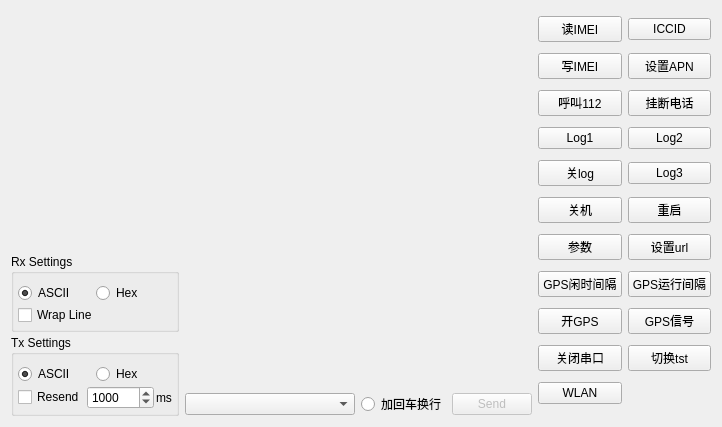
Qt form SerialTool/ui/terminalview.ui (xfirekylin/SerialTool) before a commit.
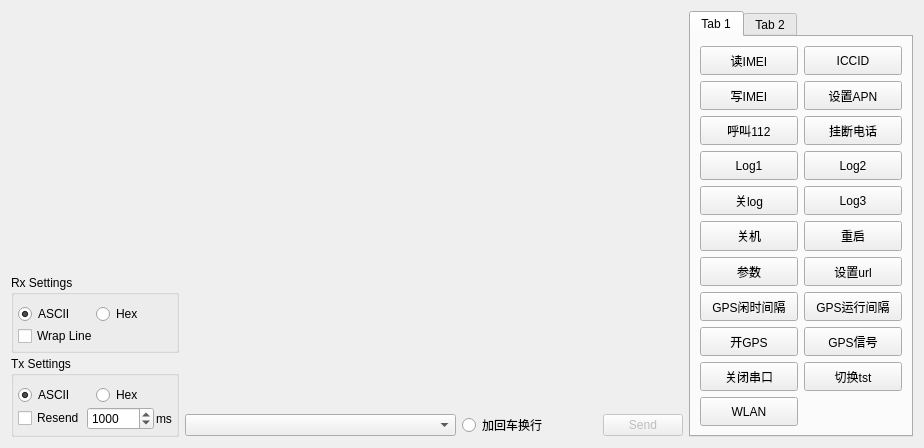
The same form after that commit. The open tabs and pages were chosen to show the change. Custom widgets are drawn as their Qt base class.

What changed in the file:
```diff
--- a/SerialTool/ui/terminalview.ui
+++ b/SerialTool/ui/terminalview.ui
@@ -6,13 +6,19 @@
    <rect>
     <x>0</x>
     <y>0</y>
-    <width>722</width>
-    <height>427</height>
+    <width>924</width>
+    <height>448</height>
    </rect>
   </property>
-  <layout class="QHBoxLayout" name="horizontalLayout_2">
+  <property name="sizePolicy">
+   <sizepolicy hsizetype="Expanding" vsizetype="Expanding">
+    <horstretch>1</horstretch>
+    <verstretch>1</verstretch>
+   </sizepolicy>
+  </property>
+  <layout class="QHBoxLayout" name="horizontalLayout_2" stretch="0">
    <item>
-    <layout class="QHBoxLayout" name="horizontalLayout" stretch="3,1">
+    <layout class="QHBoxLayout" name="horizontalLayout" stretch="3,0">
      <item>
       <layout class="QGridLayout" name="gridLayout">
        <item row="1" column="0">
@@ -248,51 +254,280 @@
       </layout>
      </item>
      <item>
+      <widget class="QTabWidget" name="tabWidget">
+       <property name="sizePolicy">
+        <sizepolicy hsizetype="Expanding" vsizetype="Expanding">
+         <horstretch>1</horstretch>
+         <verstretch>1</verstretch>
+        </sizepolicy>
+       </property>
+       <property name="tabPosition">
+        <enum>QTabWidget::North</enum>
+       </property>
+       <property name="currentIndex">
+        <number>1</number>
+       </property>
+       <property name="elideMode">
+        <enum>Qt::ElideMiddle</enum>
+       </property>
+       <property name="tabsClosable">
+        <bool>false</bool>
+       </property>
+       <property name="movable">
+        <bool>true</bool>
+       </property>
+       <widget class="QWidget" name="tab">
+        <property name="sizePolicy">
+         <sizepolicy hsizetype="Expanding" vsizetype="Expanding">
+          <horstretch>1</horstretch>
+          <verstretch>1</verstretch>
+         </sizepolicy>
+        </property>
+        <property name="sizeIncrement">
+         <size>
+          <width>0</width>
+          <height>0</height>
+         </size>
+        </property>
+        <property name="autoFillBackground">
+         <bool>false</bool>
+        </property>
+        <attribute name="title">
+         <string>Tab 1</string>
+        </attribute>
       <layout class="QGridLayout" name="gridLayout_3">
+         <item row="0" column="0">
+          <layout class="QHBoxLayout" name="horizontalLayout_3" stretch="0">
+           <property name="spacing">
+            <number>6</number>
+           </property>
+           <property name="sizeConstraint">
+            <enum>QLayout::SetDefaultConstraint</enum>
+           </property>
+           <item>
+            <layout class="QGridLayout" name="gridLayout_2">
+             <property name="sizeConstraint">
+              <enum>QLayout::SetNoConstraint</enum>
+             </property>
+             <item row="4" column="1">
+              <widget class="QPushButton" name="log3Button">
+               <property name="sizePolicy">
+                <sizepolicy hsizetype="Expanding" vsizetype="Expanding">
+                 <horstretch>0</horstretch>
+                 <verstretch>0</verstretch>
+                </sizepolicy>
+               </property>
+               <property name="text">
+                <string>Log3</string>
+               </property>
+              </widget>
+             </item>
+             <item row="5" column="1">
+              <widget class="QPushButton" name="rebootButton">
+               <property name="sizePolicy">
+                <sizepolicy hsizetype="Expanding" vsizetype="Expanding">
+                 <horstretch>0</horstretch>
+                 <verstretch>0</verstretch>
+                </sizepolicy>
+               </property>
+               <property name="text">
+                <string>重启</string>
+               </property>
+              </widget>
+             </item>
        <item row="3" column="1">
         <widget class="QPushButton" name="log2Button">
+               <property name="sizePolicy">
+                <sizepolicy hsizetype="Expanding" vsizetype="Expanding">
+                 <horstretch>0</horstretch>
+                 <verstretch>0</verstretch>
+                </sizepolicy>
+               </property>
          <property name="text">
           <string>Log2</string>
          </property>
         </widget>
        </item>
-       <item row="2" column="0">
-        <widget class="QPushButton" name="dialButton">
+             <item row="1" column="1">
+              <widget class="QPushButton" name="apnButton">
+               <property name="sizePolicy">
+                <sizepolicy hsizetype="Expanding" vsizetype="Expanding">
+                 <horstretch>0</horstretch>
+                 <verstretch>0</verstretch>
+                </sizepolicy>
+               </property>
          <property name="text">
-          <string>呼叫112</string>
+                <string>设置APN</string>
+               </property>
+              </widget>
+             </item>
+             <item row="7" column="0">
+              <widget class="QPushButton" name="gpsNormal">
+               <property name="sizePolicy">
+                <sizepolicy hsizetype="Expanding" vsizetype="Expanding">
+                 <horstretch>0</horstretch>
+                 <verstretch>0</verstretch>
+                </sizepolicy>
+               </property>
+               <property name="text">
+                <string>GPS闲时间隔</string>
          </property>
         </widget>
        </item>
        <item row="7" column="1">
         <widget class="QPushButton" name="gpsRun">
+               <property name="sizePolicy">
+                <sizepolicy hsizetype="Expanding" vsizetype="Expanding">
+                 <horstretch>0</horstretch>
+                 <verstretch>0</verstretch>
+                </sizepolicy>
+               </property>
          <property name="text">
           <string>GPS运行间隔</string>
          </property>
         </widget>
        </item>
+             <item row="10" column="0">
+              <widget class="QPushButton" name="wlanButton">
+               <property name="sizePolicy">
+                <sizepolicy hsizetype="Expanding" vsizetype="Expanding">
+                 <horstretch>0</horstretch>
+                 <verstretch>0</verstretch>
+                </sizepolicy>
+               </property>
+               <property name="text">
+                <string>WLAN</string>
+               </property>
+              </widget>
+             </item>
+             <item row="4" column="0">
+              <widget class="QPushButton" name="closelog">
+               <property name="sizePolicy">
+                <sizepolicy hsizetype="Expanding" vsizetype="Expanding">
+                 <horstretch>0</horstretch>
+                 <verstretch>0</verstretch>
+                </sizepolicy>
+               </property>
+               <property name="text">
+                <string>关log</string>
+               </property>
+              </widget>
+             </item>
        <item row="6" column="0">
         <widget class="QPushButton" name="paramButton">
+               <property name="sizePolicy">
+                <sizepolicy hsizetype="Expanding" vsizetype="Expanding">
+                 <horstretch>0</horstretch>
+                 <verstretch>0</verstretch>
+                </sizepolicy>
+               </property>
          <property name="text">
           <string>参数</string>
          </property>
         </widget>
        </item>
-       <item row="8" column="1">
-        <widget class="QPushButton" name="gpsSignal">
+             <item row="9" column="0">
+              <widget class="QPushButton" name="uartButton">
+               <property name="sizePolicy">
+                <sizepolicy hsizetype="Expanding" vsizetype="Expanding">
+                 <horstretch>0</horstretch>
+                 <verstretch>0</verstretch>
+                </sizepolicy>
+               </property>
          <property name="text">
-          <string>GPS信号</string>
+                <string>关闭串口</string>
+               </property>
+              </widget>
+             </item>
+             <item row="9" column="1">
+              <widget class="QPushButton" name="tstButton">
+               <property name="sizePolicy">
+                <sizepolicy hsizetype="Expanding" vsizetype="Expanding">
+                 <horstretch>0</horstretch>
+                 <verstretch>0</verstretch>
+                </sizepolicy>
+               </property>
+               <property name="text">
+                <string>切换tst</string>
+               </property>
+              </widget>
+             </item>
+             <item row="1" column="0">
+              <widget class="QPushButton" name="writeimei">
+               <property name="sizePolicy">
+                <sizepolicy hsizetype="Expanding" vsizetype="Expanding">
+                 <horstretch>0</horstretch>
+                 <verstretch>0</verstretch>
+                </sizepolicy>
+               </property>
+               <property name="text">
+                <string>写IMEI</string>
          </property>
         </widget>
        </item>
        <item row="6" column="1">
         <widget class="QPushButton" name="urlButton">
+               <property name="sizePolicy">
+                <sizepolicy hsizetype="Expanding" vsizetype="Expanding">
+                 <horstretch>0</horstretch>
+                 <verstretch>0</verstretch>
+                </sizepolicy>
+               </property>
          <property name="text">
           <string>设置url</string>
          </property>
         </widget>
        </item>
+             <item row="2" column="1">
+              <widget class="QPushButton" name="hungButton">
+               <property name="sizePolicy">
+                <sizepolicy hsizetype="Expanding" vsizetype="Expanding">
+                 <horstretch>0</horstretch>
+                 <verstretch>0</verstretch>
+                </sizepolicy>
+               </property>
+               <property name="text">
+                <string>挂断电话</string>
+               </property>
+              </widget>
+             </item>
+             <item row="8" column="1">
+              <widget class="QPushButton" name="gpsSignal">
+               <property name="sizePolicy">
+                <sizepolicy hsizetype="Expanding" vsizetype="Expanding">
+                 <horstretch>0</horstretch>
+                 <verstretch>0</verstretch>
+                </sizepolicy>
+               </property>
+               <property name="text">
+                <string>GPS信号</string>
+               </property>
+              </widget>
+             </item>
+             <item row="3" column="0">
+              <widget class="QPushButton" name="log1Button">
+               <property name="sizePolicy">
+                <sizepolicy hsizetype="Expanding" vsizetype="Expanding">
+                 <horstretch>0</horstretch>
+                 <verstretch>0</verstretch>
+                </sizepolicy>
+               </property>
+               <property name="text">
+                <string>Log1</string>
+               </property>
+              </widget>
+             </item>
        <item row="0" column="0">
         <widget class="QPushButton" name="imeiButton">
+               <property name="sizePolicy">
+                <sizepolicy hsizetype="Expanding" vsizetype="Expanding">
+                 <horstretch>0</horstretch>
+                 <verstretch>0</verstretch>
+                </sizepolicy>
+               </property>
+               <property name="autoFillBackground">
+                <bool>false</bool>
+               </property>
          <property name="text">
           <string>读IMEI</string>
          </property>
@@ -300,103 +535,176 @@
        </item>
        <item row="5" column="0">
         <widget class="QPushButton" name="pwoffButton">
+               <property name="sizePolicy">
+                <sizepolicy hsizetype="Expanding" vsizetype="Expanding">
+                 <horstretch>0</horstretch>
+                 <verstretch>0</verstretch>
+                </sizepolicy>
+               </property>
          <property name="text">
           <string>关机</string>
          </property>
         </widget>
        </item>
-       <item row="4" column="0">
-        <widget class="QPushButton" name="closelog">
-         <property name="text">
-          <string>关log</string>
-         </property>
-        </widget>
-       </item>
-       <item row="1" column="0">
-        <widget class="QPushButton" name="writeimei">
-         <property name="text">
-          <string>写IMEI</string>
-         </property>
-        </widget>
-       </item>
-       <item row="0" column="1">
-        <widget class="QPushButton" name="iccidButton">
-         <property name="text">
-          <string>ICCID</string>
-         </property>
-        </widget>
-       </item>
-       <item row="7" column="0">
-        <widget class="QPushButton" name="gpsNormal">
-         <property name="text">
-          <string>GPS闲时间隔</string>
-         </property>
-        </widget>
-       </item>
-       <item row="2" column="1">
-        <widget class="QPushButton" name="hungButton">
-         <property name="text">
-          <string>挂断电话</string>
-         </property>
-        </widget>
-       </item>
-       <item row="5" column="1">
-        <widget class="QPushButton" name="rebootButton">
-         <property name="text">
-          <string>重启</string>
-         </property>
-        </widget>
-       </item>
        <item row="8" column="0">
         <widget class="QPushButton" name="openGps">
+               <property name="sizePolicy">
+                <sizepolicy hsizetype="Expanding" vsizetype="Expanding">
+                 <horstretch>0</horstretch>
+                 <verstretch>0</verstretch>
+                </sizepolicy>
+               </property>
          <property name="text">
           <string>开GPS</string>
          </property>
         </widget>
        </item>
-       <item row="3" column="0">
-        <widget class="QPushButton" name="log1Button">
+             <item row="0" column="1">
+              <widget class="QPushButton" name="iccidButton">
+               <property name="sizePolicy">
+                <sizepolicy hsizetype="Expanding" vsizetype="Expanding">
+                 <horstretch>0</horstretch>
+                 <verstretch>0</verstretch>
+                </sizepolicy>
+               </property>
          <property name="text">
-          <string>Log1</string>
+                <string>ICCID</string>
+               </property>
+              </widget>
+             </item>
+             <item row="2" column="0">
+              <widget class="QPushButton" name="dialButton">
+               <property name="sizePolicy">
+                <sizepolicy hsizetype="Expanding" vsizetype="Expanding">
+                 <horstretch>0</horstretch>
+                 <verstretch>0</verstretch>
+                </sizepolicy>
+               </property>
+               <property name="text">
+                <string>呼叫112</string>
+               </property>
+              </widget>
+             </item>
+            </layout>
+           </item>
+          </layout>
+         </item>
+        </layout>
+       </widget>
+       <widget class="QWidget" name="tab_2">
+        <property name="sizePolicy">
+         <sizepolicy hsizetype="Expanding" vsizetype="Expanding">
+          <horstretch>1</horstretch>
+          <verstretch>1</verstretch>
+         </sizepolicy>
+        </property>
+        <attribute name="title">
+         <string>Tab 2</string>
+        </attribute>
+        <layout class="QGridLayout" name="gridLayout_5">
+         <item row="0" column="0">
+          <layout class="QGridLayout" name="gridLayout_4">
+           <item row="3" column="1">
+            <widget class="QPushButton" name="LogDiag">
+             <property name="text">
+              <string>LogDiag</string>
          </property>
         </widget>
        </item>
        <item row="1" column="1">
-        <widget class="QPushButton" name="apnButton">
+            <widget class="QPushButton" name="logOnBtn">
          <property name="text">
-          <string>设置APN</string>
+              <string>LogOn</string>
          </property>
         </widget>
        </item>
-       <item row="9" column="0">
-        <widget class="QPushButton" name="uartButton">
+           <item row="2" column="1">
+            <widget class="QPushButton" name="LogAT">
          <property name="text">
-          <string>关闭串口</string>
+              <string>LogAT</string>
+             </property>
+            </widget>
+           </item>
+           <item row="4" column="2">
+            <widget class="QPushButton" name="logGpsOffBtn">
+             <property name="text">
+              <string>GpsLogOff</string>
+             </property>
+            </widget>
+           </item>
+           <item row="0" column="2">
+            <widget class="QPushButton" name="setBtn">
+             <property name="sizePolicy">
+              <sizepolicy hsizetype="Expanding" vsizetype="Fixed">
+               <horstretch>0</horstretch>
+               <verstretch>0</verstretch>
+              </sizepolicy>
+             </property>
+             <property name="text">
+              <string>SetParam</string>
+             </property>
+            </widget>
+           </item>
+           <item row="1" column="2">
+            <widget class="QPushButton" name="logOffBtn">
+             <property name="text">
+              <string>LogOff</string>
          </property>
         </widget>
        </item>
        <item row="4" column="1">
-        <widget class="QPushButton" name="log3Button">
+            <widget class="QPushButton" name="logGpsOnBtn">
          <property name="text">
-          <string>Log3</string>
+              <string>GpsLogOn</string>
          </property>
         </widget>
        </item>
-       <item row="9" column="1">
-        <widget class="QPushButton" name="tstButton">
+           <item row="2" column="2">
+            <widget class="QPushButton" name="logFileBtn">
          <property name="text">
-          <string>切换tst</string>
+              <string>LogFile</string>
          </property>
         </widget>
        </item>
-       <item row="10" column="0">
-        <widget class="QPushButton" name="wlanButton">
+           <item row="0" column="1">
+            <widget class="QPushButton" name="resetBtn">
+             <property name="sizePolicy">
+              <sizepolicy hsizetype="Expanding" vsizetype="Fixed">
+               <horstretch>0</horstretch>
+               <verstretch>0</verstretch>
+              </sizepolicy>
+             </property>
          <property name="text">
-          <string>WLAN</string>
+              <string>Reset</string>
          </property>
         </widget>
        </item>
-      </layout>
+           <item row="3" column="2">
+            <widget class="QPushButton" name="getParamBtn">
+             <property name="text">
+              <string>GetParam</string>
+             </property>
+            </widget>
+           </item>
+           <item row="5" column="1">
+            <widget class="QPushButton" name="flyOnBtn">
+             <property name="text">
+              <string>FlyOn</string>
+             </property>
+            </widget>
+           </item>
+           <item row="5" column="2">
+            <widget class="QPushButton" name="flyOffBtn">
+             <property name="text">
+              <string>FlyOff</string>
+             </property>
+            </widget>
+           </item>
+          </layout>
+         </item>
+        </layout>
+       </widget>
+      </widget>
      </item>
     </layout>
    </item>
```
Lines whose indentation alone changed are shown as unchanged.
